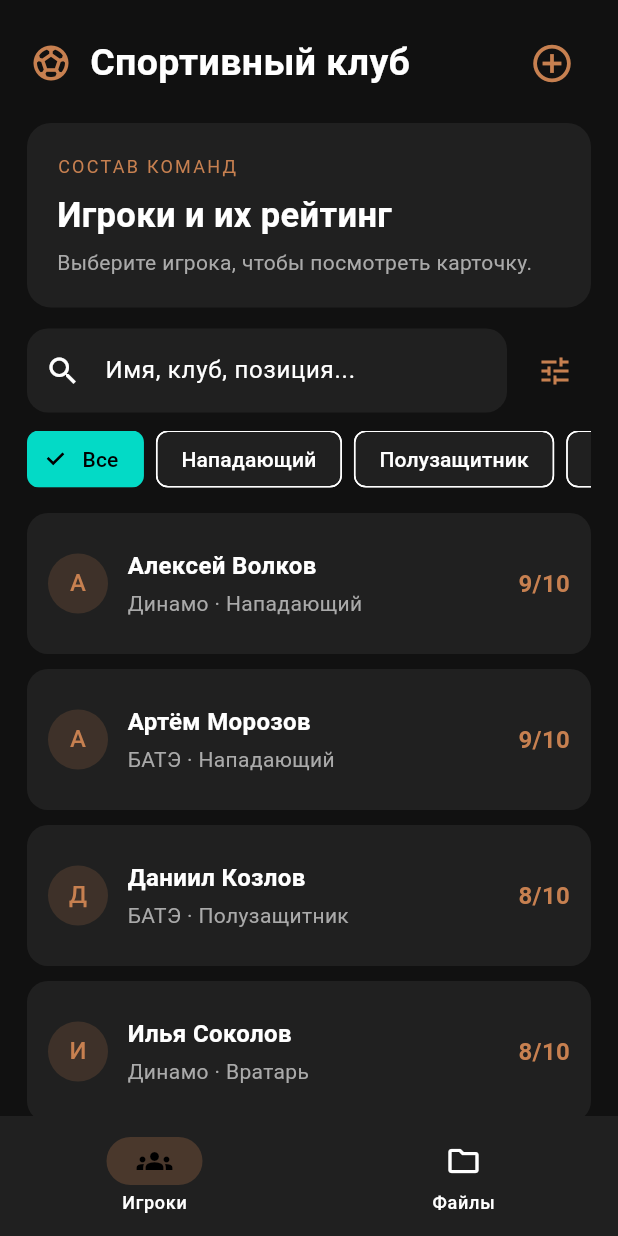
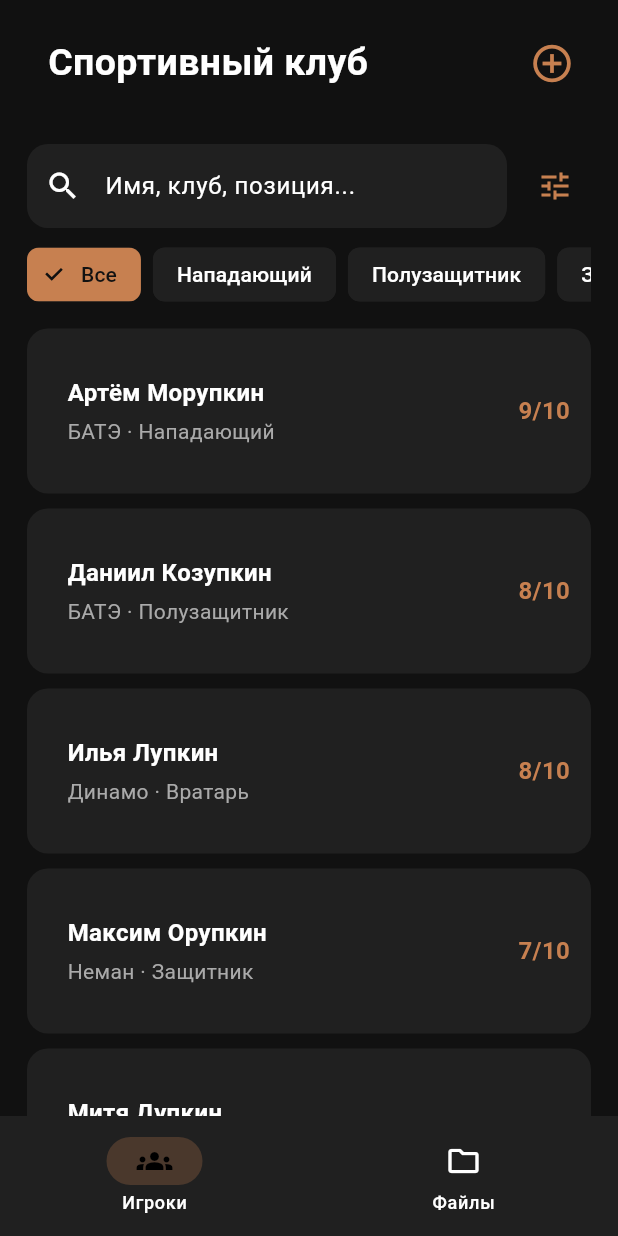
Before and after one commit to ksayron/7sem, a Flutter app: the screen it shows after launch, on a phone screen of 412 x 824 dp. Run offline on Flutter 3.47's test engine with Material 3 defaults, Android fonts, the phone set to English and light mode, and no system bars; our stand-ins replace image_picker, sqflite; accounts and stored records are empty; project files that could hold a hidden picture were left out.

```diff
--- a/PMP/lab7/lib/footballer.dart
+++ b/PMP/lab7/lib/footballer.dart
@@ -1,5 +1,4 @@
-/// Footballer из lab2: name, discipline, rating, position.
-/// club добавлен для группировки, id — ключ SQLite.
+
 class Footballer {
   Footballer({
     this.id,
@@ -61,37 +60,37 @@ class Footballer {
 
 List<Footballer> demoFootballers() => [
   Footballer(
-    name: 'Алексей Волков',
+    name: 'Митя Дупкин',
     position: 'Нападающий',
     rating: 9,
     club: 'Динамо',
   ),
   Footballer(
-    name: 'Илья Соколов',
+    name: 'Илья Лупкин',
     position: 'Вратарь',
     rating: 8,
     club: 'Динамо',
   ),
   Footballer(
-    name: 'Максим Орлов',
+    name: 'Максим Орупкин',
     position: 'Защитник',
     rating: 7,
     club: 'Неман',
   ),
   Footballer(
-    name: 'Даниил Козлов',
+    name: 'Даниил Козупкин',
     position: 'Полузащитник',
     rating: 8,
     club: 'БАТЭ',
   ),
   Footballer(
-    name: 'Никита Белов',
+    name: 'Никита Белупкин',
     position: 'Защитник',
     rating: 6,
     club: 'Неман',
   ),
   Footballer(
-    name: 'Артём Морозов',
+    name: 'Артём Морупкин',
     position: 'Нападающий',
     rating: 9,
     club: 'БАТЭ',
--- a/PMP/lab7/lib/footballer_repository.dart
+++ b/PMP/lab7/lib/footballer_repository.dart
@@ -76,7 +76,6 @@ class FootballerRepository {
     List<SortRule> sort = const [SortRule(SortField.name)],
   }) async {
     final db = await database;
-    // Dart case folding also handles Cyrillic; SQLite's default NOCASE is ASCII.
     final rows = await db.query(
       'footballers',
       orderBy: [...sort.map((rule) => rule.sql), 'id ASC'].join(', '),
--- a/PMP/lab7/lib/sports_app.dart
+++ b/PMP/lab7/lib/sports_app.dart
@@ -136,7 +136,6 @@ class _SportsHomeState extends State<SportsHome> {
             padding: const EdgeInsets.fromLTRB(20, 18, 20, 16),
             child: Row(
               children: [
-                const Icon(Icons.sports_soccer, color: coffeeOrange, size: 28),
                 const SizedBox(width: 12),
                 Expanded(
                   child: Text(
@@ -194,37 +193,6 @@ class _SportsHomeState extends State<SportsHome> {
         padding: const EdgeInsets.symmetric(horizontal: 18),
         child: Column(
           children: [
-            Container(
-              width: double.infinity,
-              padding: const EdgeInsets.all(20),
-              decoration: BoxDecoration(
-                color: coffeeCard,
-                borderRadius: BorderRadius.circular(16),
-              ),
-              child: const Column(
-                crossAxisAlignment: CrossAxisAlignment.start,
-                children: [
-                  Text(
-                    'СОСТАВ КОМАНД',
-                    style: TextStyle(
-                      color: coffeeOrange,
-                      fontSize: 12,
-                      letterSpacing: 1.5,
-                    ),
-                  ),
-                  SizedBox(height: 8),
-                  Text(
-                    'Игроки и их рейтинг',
-                    style: TextStyle(fontSize: 23, fontWeight: FontWeight.bold),
-                  ),
-                  SizedBox(height: 5),
-                  Text(
-                    'Выберите игрока, чтобы посмотреть карточку.',
-                    style: TextStyle(color: coffeeMuted),
-                  ),
-                ],
-              ),
-            ),
             const SizedBox(height: 14),
             Row(
               children: [
@@ -266,8 +234,18 @@ class _SportsHomeState extends State<SportsHome> {
                     Padding(
                       padding: const EdgeInsets.only(right: 8),
                       child: ChoiceChip(
-                        label: Text(value ?? 'Все'),
+                        label: Text(
+                          value ?? 'Все',
+                          style: TextStyle(
+                            color: position == value ? coffeeBlack : Colors.white,
+                          ),
+                        ),
                         selected: position == value,
+                        selectedColor: coffeeOrange,
+                        backgroundColor: coffeeCard,
+                        checkmarkColor: coffeeBlack,
+                        side: BorderSide.none,
+                        showCheckmark: true,
                         onSelected: (_) {
                           position = value;
                           refresh();
@@ -323,7 +301,7 @@ class _SportsHomeState extends State<SportsHome> {
             onRefresh: refresh,
             child: ListView.builder(
               key: const Key('players-list'),
-              itemExtent: 104,
+              itemExtent: 120,
               itemCount: players.length,
               itemBuilder: (context, index) {
                 final player = players[index];
@@ -343,15 +321,6 @@ class _SportsHomeState extends State<SportsHome> {
                         padding: const EdgeInsets.all(14),
                         child: Row(
                           children: [
-                            CircleAvatar(
-                              backgroundColor: coffeeOrange.withValues(
-                                alpha: .18,
-                              ),
-                              child: Text(
-                                player.name.characters.first,
-                                style: const TextStyle(color: coffeeOrange),
-                              ),
-                            ),
                             const SizedBox(width: 13),
                             Expanded(
                               child: Column(
@@ -419,11 +388,6 @@ class _SortSheetState extends State<SortSheet> {
           const Text(
             'Сортировка',
             style: TextStyle(fontSize: 22, fontWeight: FontWeight.bold),
-          ),
-          const SizedBox(height: 8),
-          const Text(
-            'Поля применяются сверху вниз.',
-            style: TextStyle(color: coffeeMuted),
           ),
           const SizedBox(height: 12),
           for (var index = 0; index < rules.length; index++)
```
Also changed, not shown: PMP/lab7/lib/file_screen.dart (+4 -16 lines), PMP/lab7/lib/file_service.dart (+4 -5 lines), PMP/lab7/pubspec.lock (added), PMP/lab7/tools/tests/pubspec.lock (added), 5 other files.
